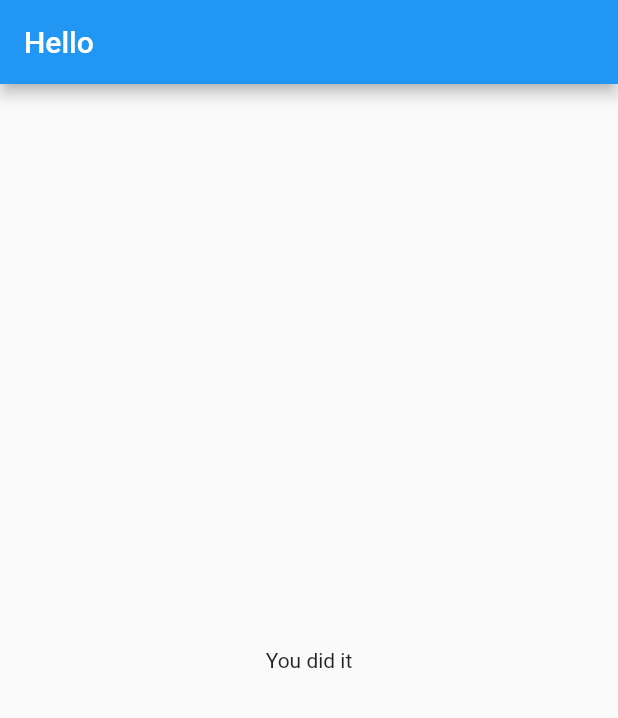
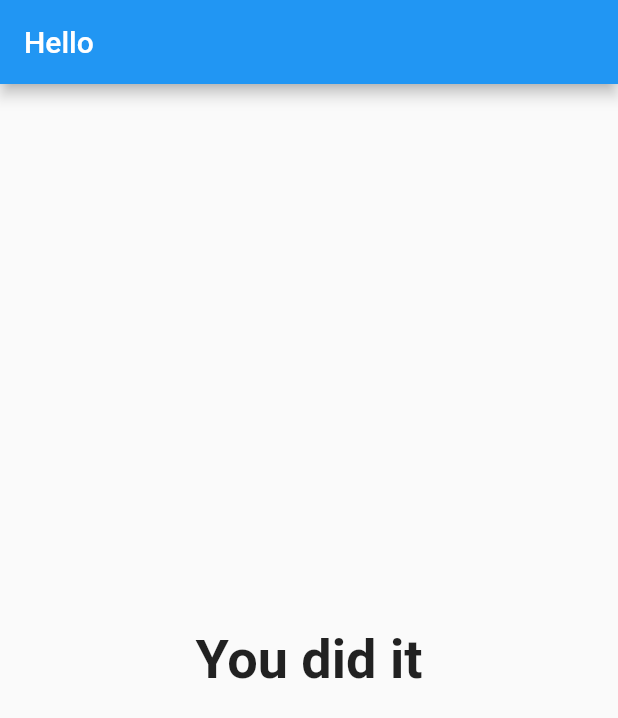
Before and after one commit to umerm-work/flutter_complete_guide, a Flutter app: the screen it shows after launch, after a tap on "alex", after a tap on "dog", after a tap on "banana", on a phone screen of 412 x 824 dp. Shown: the top 718 px of the screen. Run offline on Flutter 3.47's test engine with Material 2 defaults, Android fonts, the phone set to English and light mode, and no system bars.

```diff
--- a/lib/main.dart
+++ b/lib/main.dart
@@ -1,6 +1,6 @@
 import 'package:flutter/material.dart';
-import './question.dart';
-import './answer.dart';
+import 'package:flutter_complete_guide/quiz.dart';
+import 'package:flutter_complete_guide/result.dart';
 
 void main() {
   runApp(MyApp());
@@ -16,22 +16,36 @@ class MyApp extends StatefulWidget {
 
 class MyAppState extends State<MyApp> {
   var questionIndex = 0;
+  var answerScore = 0;
   final questions = const [
     {
       'questionText': 'What is your name',
-      'answerText': ['alex', 'ali', 'umber']
+      'answers': [
+        {'text': 'alex', 'score': 3},
+        {'text': 'ali', 'score': 4},
+        {'text': 'umber', 'score': 5}
+      ]
     },
     {
       'questionText': 'What is your favourite animal',
-      'answerText': ['cat', 'dog', 'bird']
+      'answers': [
+        {'text': 'cat', 'score': 10},
+        {'text': 'dog', 'score': 5},
+        {'text': 'bird', 'score': 2}
+      ]
     },
     {
       'questionText': 'What is your favourite fruit',
-      'answerText': ['mango', 'orange', 'banana']
+      'answers': [
+        {'text': 'mango', 'score': 21},
+        {'text': 'orange', 'score': 12},
+        {'text': 'banana', 'score': 20}
+      ]
     },
   ];
 
-  void answerQuestion() {
+  void answerQuestion(int score) {
+    answerScore += score;
     if (questionIndex < questions.length) {}
     setState(() {
       questionIndex += 1;
@@ -48,18 +62,11 @@ class MyAppState extends State<MyApp> {
           title: Text('Hello'),
         ),
         body: questionIndex < questions.length
-            ? Column(
-                children: [
-                  Question(questions[questionIndex]['questionText'] as String),
-                  ...(questions[questionIndex]['answerText'] as List<String>)
-                      .map((answerText) {
-                    return Answer(answerQuestion, answerText);
-                  }).toList(),
-                ],
-              )
-            : Center(
-                child: Text("You did it"),
-              ),
+            ? Quiz(
+                questions: questions,
+                answerQuestions: answerQuestion,
+                questionIndex: questionIndex)
+            : Result(answerScore),
       ),
     );
   }
--- a/lib/quiz.dart
+++ b/lib/quiz.dart
@@ -0,0 +1,29 @@
+import 'package:flutter/material.dart';
+import 'package:flutter/services.dart';
+import 'package:flutter_complete_guide/question.dart';
+import 'answer.dart';
+
+class Quiz extends StatelessWidget {
+  final List<Map<String, Object>> questions;
+  final Function answerQuestions;
+  final int questionIndex;
+
+  Quiz(
+      {required this.questions,
+      required this.answerQuestions,
+      required this.questionIndex});
+
+  @override
+  Widget build(BuildContext context) {
+    return Column(
+      children: [
+        Question(questions[questionIndex]['questionText'] as String),
+        ...(questions[questionIndex]['answers'] as List<Map<String, Object>>)
+            .map((answerText) {
+          return Answer(() => answerQuestions(answerText['score']),
+              answerText['text'] as String);
+        }).toList(),
+      ],
+    );
+  }
+}
--- /dev/null
+++ b/lib/result.dart
@@ -0,0 +1,31 @@
+import 'package:flutter/material.dart';
+
+class Result extends StatelessWidget {
+  final int totalScore;
+
+  Result(this.totalScore);
+
+  String get resultPhrase {
+    var phrase = 'You did it';
+    if (totalScore < 10) {
+      phrase = 'Loser';
+    }
+    if (totalScore < 15 && totalScore > 10) {
+      phrase = 'Better';
+    }
+    if (totalScore < 20) {
+      phrase = 'Winner';
+    }
+    return phrase;
+  }
+
+  @override
+  Widget build(BuildContext context) {
+    return Center(
+      child: Text(
+        resultPhrase,
+        style: TextStyle(fontSize: 36, fontWeight: FontWeight.bold),
+      ),
+    );
+  }
+}
```
